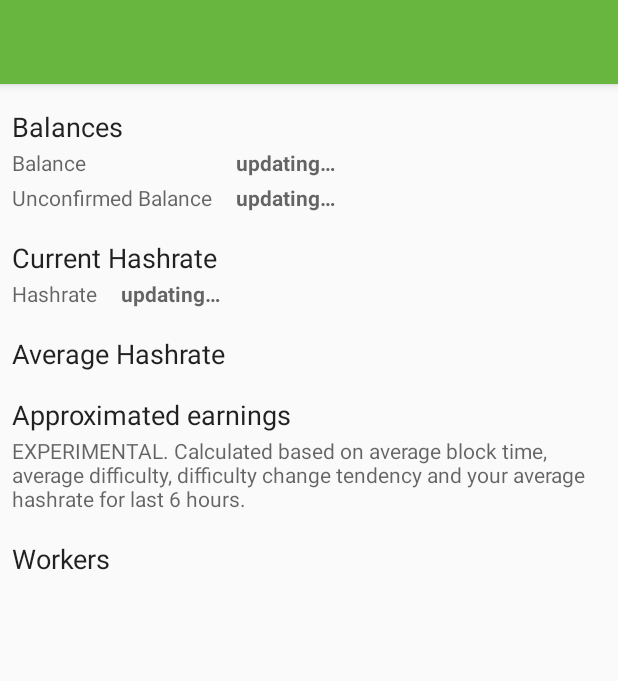
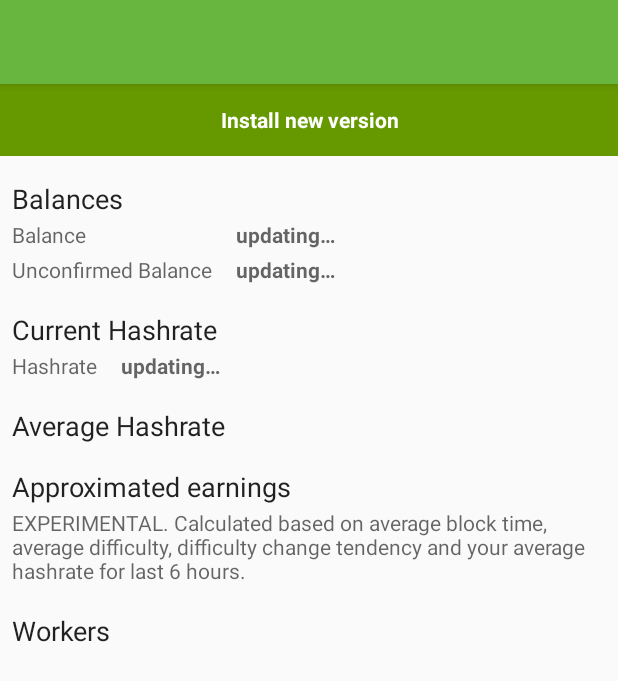
Before and after one commit to wasiliysoft/nanopool, an Android app: the fragment GeneralFragment shown on its own in the app's theme, on a phone screen of 412 x 824 dp. Shown: the top 681 px of the screen. Run offline under Robolectric (Android 15) with nearby library versions, the phone set to English and light mode, and no system bars; 3 statements that could not run were skipped.

```diff
--- a/app/build.gradle
+++ b/app/build.gradle
@@ -7,7 +7,7 @@ android {
         config {
             keyAlias 'zecnanopool'
             keyPassword 'WJi7tedM94'
-            storeFile file('/home/wasliysoft/StudioProjects/key_store.jks')
+            storeFile file('C:/AndroidStudio/workspace/key_store.jks')
             storePassword '`x<!n1gcwm'
         }
     }
@@ -15,8 +15,8 @@ android {
         applicationId "ru.wasiliysoft.nanopoolorg_free"
         minSdkVersion 15
         targetSdkVersion 27
-        versionCode 9
-        versionName "1.0:" + versionCode
+        versionCode 10
+        versionName "1.0:10 migration"
 //        multiDexEnabled true
     }
     buildTypes {
--- a/app/src/main/java/ru/wasiliysoft/zcashnanopoolorg/Frafment/GeneralFragment.java
+++ b/app/src/main/java/ru/wasiliysoft/zcashnanopoolorg/Frafment/GeneralFragment.java
@@ -2,8 +2,11 @@ package ru.wasiliysoft.zcashnanopoolorg.Frafment;
 
 import android.app.Fragment;
 import android.app.LoaderManager;
+import android.content.ActivityNotFoundException;
 import android.content.Context;
+import android.content.Intent;
 import android.content.Loader;
+import android.net.Uri;
 import android.os.Bundle;
 import android.support.annotation.Nullable;
 import android.support.v4.widget.SwipeRefreshLayout;
@@ -85,6 +88,23 @@ public class GeneralFragment extends Fragment implements LoaderManager.LoaderCal
         tlAVGHashRate = v.findViewById(R.id.tlAvgHashrate);
 
         return v;
+    }
+
+    @Override
+    public void onViewCreated(View view, @Nullable Bundle savedInstanceState) {
+        super.onViewCreated(view, savedInstanceState);
+        TextView tv = view.findViewById(R.id.tvInstallNew);
+        tv.setOnClickListener(new View.OnClickListener() {
+            @Override
+            public void onClick(View view) {
+                String appPackageName = "ru.wasiliysoft.nanopoolorg_free";// getPackageName() from Context or Activity object
+                try {
+                    startActivity(new Intent(Intent.ACTION_VIEW, Uri.parse("market://details?id=" + appPackageName)));
+                } catch (ActivityNotFoundException anfe) {
+                    startActivity(new Intent(Intent.ACTION_VIEW, Uri.parse("https://play.google.com/store/apps/details?id=" + appPackageName)));
+                }
+            }
+        });
     }
 
     void settingBalances() {
--- a/app/src/main/res/layout/fragment_general.xml
+++ b/app/src/main/res/layout/fragment_general.xml
@@ -5,7 +5,7 @@
     android:layout_width="match_parent"
     android:layout_height="match_parent">
 
-    <ScrollView xmlns:android="http://schemas.android.com/apk/res/android"
+    <ScrollView
         android:layout_width="match_parent"
         android:layout_height="match_parent"
         tools:ignore="ScrollViewCount">
@@ -14,6 +14,17 @@
             android:layout_width="match_parent"
             android:layout_height="wrap_content"
             android:orientation="vertical">
+
+            <TextView
+                android:id="@+id/tvInstallNew"
+                android:layout_width="match_parent"
+                android:layout_height="48dp"
+                android:background="@android:color/holo_green_dark"
+                android:clickable="true"
+                android:gravity="center"
+                android:text="@string/install_new_app"
+                android:textColor="@android:color/white"
+                android:textStyle="bold" />
 
             <TextView
                 style="@style/LargeText"
@@ -38,10 +49,10 @@
 
                     <TextView
                         android:id="@+id/tvBalance"
-                        android:textStyle="bold"
                         style="@style/MediumText"
                         android:layout_width="wrap_content"
-                        android:layout_height="wrap_content" />
+                        android:layout_height="wrap_content"
+                        android:textStyle="bold" />
                 </TableRow>
 
                 <TableRow
@@ -58,9 +69,9 @@
                     <TextView
                         android:id="@+id/tvUnconfirmedBalance"
                         style="@style/MediumText"
-                        android:textStyle="bold"
                         android:layout_width="wrap_content"
-                        android:layout_height="wrap_content" />
+                        android:layout_height="wrap_content"
+                        android:textStyle="bold" />
                 </TableRow>
             </TableLayout>
 
@@ -88,9 +99,9 @@
                     <TextView
                         android:id="@+id/tvCurH"
                         style="@style/MediumText"
-                        android:textStyle="bold"
                         android:layout_width="wrap_content"
-                        android:layout_height="wrap_content" />
+                        android:layout_height="wrap_content"
+                        android:textStyle="bold" />
                 </TableRow>
             </TableLayout>
 
--- a/app/src/main/res/values/strings.xml
+++ b/app/src/main/res/values/strings.xml
@@ -16,6 +16,6 @@
     <string name="default_miner_label">My miner</string>
     <string name="share_app">Share app</string>
     <string name="feedback">Contact</string>
-
+    <string name="install_new_app">Install new version</string>
 
 </resources>
```
Also changed, not shown: app/src/main/java/ru/wasiliysoft/zcashnanopoolorg/Activity/AddMinerActivity.java (+11 -0 lines), app/src/main/res/layout/fragment_add_miner.xml (+17 -1 lines), 1 other file.
